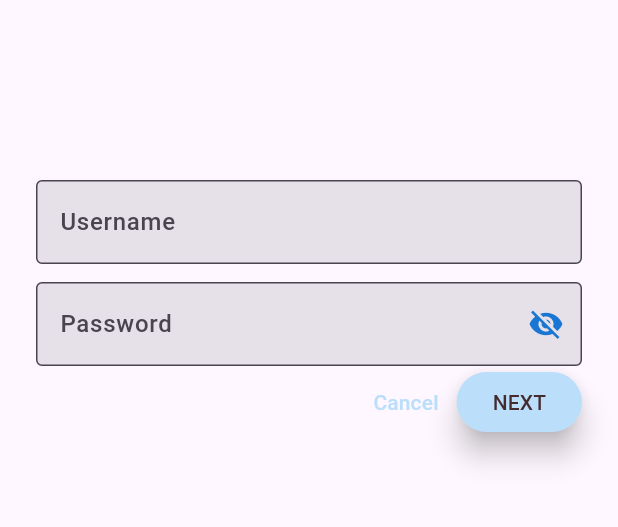
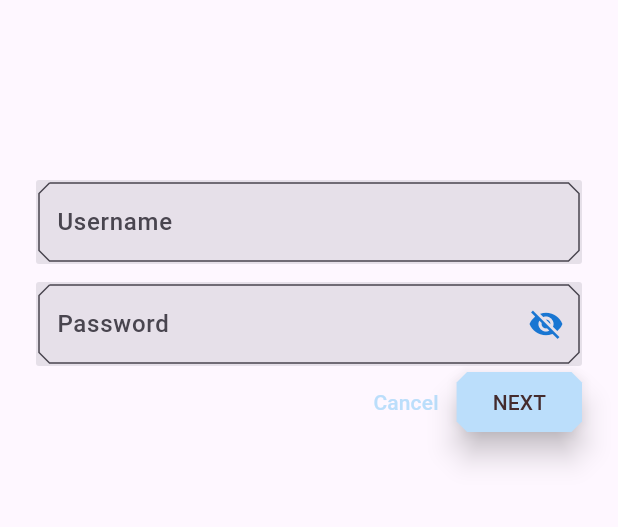
Before and after one commit to athalie-aurora/MaterialComponent_Flutter, a Flutter app: the screen it shows after launch, on a phone screen of 412 x 824 dp, the part 225-752 px from its top. Run offline on Flutter 3.47's test engine with Material 3 defaults, Android fonts, the phone set to English and light mode, and no system bars; Roboto replaces fonts that are missing (Rubik).

```diff
--- a/mdc_100_series/lib/app.dart
+++ b/mdc_100_series/lib/app.dart
@@ -2,8 +2,8 @@ import 'package:flutter/material.dart';
 import 'colors.dart';
 import 'home.dart';
 import 'login.dart';
+import 'supplemental/cut_corners_border.dart'; // Import CutCornersBorder
 
-// TODO: Convert ShrineApp to stateful widget (104)
 class ShrineApp extends StatelessWidget {
   const ShrineApp({Key? key}) : super(key: key);
 
@@ -14,19 +14,13 @@ class ShrineApp extends StatelessWidget {
       initialRoute: '/login',
       routes: {
         '/login': (BuildContext context) => const LoginPage(),
-        // TODO: Change to a Backdrop with a HomePage frontLayer (104)
         '/': (BuildContext context) => const HomePage(),
-        // TODO: Make currentCategory field take _currentCategory (104)
-        // TODO: Pass _currentCategory for frontLayer (104)
-        // TODO: Change backLayer field value to CategoryMenuPage (104)
       },
-      // TODO: Customize the theme (103)
       theme: _buildShrineTheme(),
     );
   }
 }
 
-// TODO: Build a Shrine Theme (103)
 ThemeData _buildShrineTheme() {
   final ThemeData base = ThemeData.light(useMaterial3: true);
   return base.copyWith(
@@ -36,15 +30,13 @@ ThemeData _buildShrineTheme() {
       secondary: kShrineIndigo900,
       error: kShrineErrorRed,
     ),
-    // TODO: Add the text themes (103)
     textTheme: _buildShrineTextTheme(base.textTheme),
     textSelectionTheme: const TextSelectionThemeData(
       selectionColor: kShrinePink100,
     ),
-    // TODO: Decorate the inputs (103)
     inputDecorationTheme: const InputDecorationTheme(
-      border: OutlineInputBorder(),
-      focusedBorder: OutlineInputBorder(
+      border: CutCornersBorder(), // Use CutCornersBorder for text field shapes
+      focusedBorder: CutCornersBorder(
         borderSide: BorderSide(
           width: 2.0,
           color: kShrineBrown900,
@@ -57,7 +49,6 @@ ThemeData _buildShrineTheme() {
   );
 }
 
-// TODO: Build a Shrine Text Theme (103)
 TextTheme _buildShrineTextTheme(TextTheme base) {
   return base.copyWith(
     headlineSmall: base.headlineSmall!.copyWith(
--- a/mdc_100_series/lib/login.dart
+++ b/mdc_100_series/lib/login.dart
@@ -1,5 +1,5 @@
 import 'package:flutter/material.dart';
-import 'package:shrine/colors.dart';
+import 'colors.dart';
 
 class LoginPage extends StatefulWidget {
   const LoginPage({Key? key}) : super(key: key);
@@ -9,11 +9,8 @@ class LoginPage extends StatefulWidget {
 }
 
 class _LoginPageState extends State<LoginPage> {
-  // Deklarasi text editing controllers
   final TextEditingController _usernameController = TextEditingController();
   final TextEditingController _passwordController = TextEditingController();
-
-  // Variabel untuk menentukan apakah teks password ditampilkan atau disembunyikan
   bool _isPasswordVisible = false;
 
   @override
@@ -32,20 +29,16 @@ class _LoginPageState extends State<LoginPage> {
               ],
             ),
             const SizedBox(height: 120.0),
-            // Username
             TextField(
-              controller: _usernameController, // Menggunakan text editing controller
+              controller: _usernameController,
               decoration: const InputDecoration(
                 filled: true,
                 labelText: 'Username',
               ),
             ),
-
             const SizedBox(height: 12.0),
-
-            // Password
             TextField(
-              controller: _passwordController, // Menggunakan text editing controller
+              controller: _passwordController,
               decoration: InputDecoration(
                 filled: true,
                 labelText: 'Password',
@@ -61,22 +54,23 @@ class _LoginPageState extends State<LoginPage> {
                   },
                 ),
               ),
-              obscureText: !_isPasswordVisible, // Gunakan obscureText untuk menyembunyikan atau menampilkan teks password
+              obscureText: !_isPasswordVisible,
             ),
-
-            // Button bar
             OverflowBar(
               alignment: MainAxisAlignment.end,
               children: <Widget>[
-                // Cancel button
                 TextButton(
                   onPressed: () {
                     _usernameController.clear();
                     _passwordController.clear();
                   },
                   child: const Text('Cancel'),
+                  style: TextButton.styleFrom(
+                    shape: BeveledRectangleBorder(
+                      borderRadius: BorderRadius.all(Radius.circular(7.0)),
+                    ),
+                  ),
                 ),
-                // Next button
                 ElevatedButton(
                   child: const Text('NEXT'),
                   onPressed: () {
@@ -85,7 +79,10 @@ class _LoginPageState extends State<LoginPage> {
                   style: ElevatedButton.styleFrom(
                     foregroundColor: kShrineBrown900,
                     backgroundColor: kShrineBlue100,
-                    elevation: 8.0, // Adjust elevation here
+                    elevation: 8.0,
+                    shape: const BeveledRectangleBorder(
+                      borderRadius: BorderRadius.all(Radius.circular(7.0)),
+                    ),
                   ),
                 ),
               ],
```
